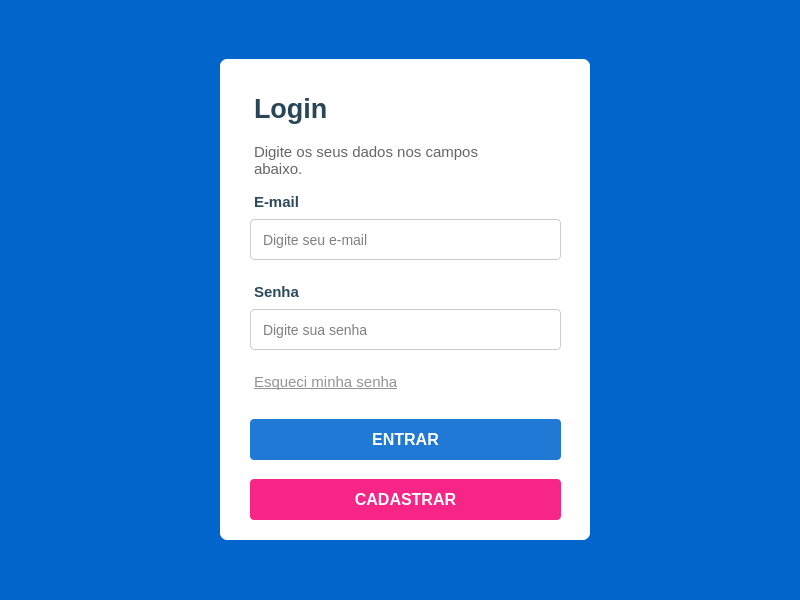
The window that gui/tela.ui (Theus021/cadastro_de_alunos) describes before a commit, drawn with Qt 5.
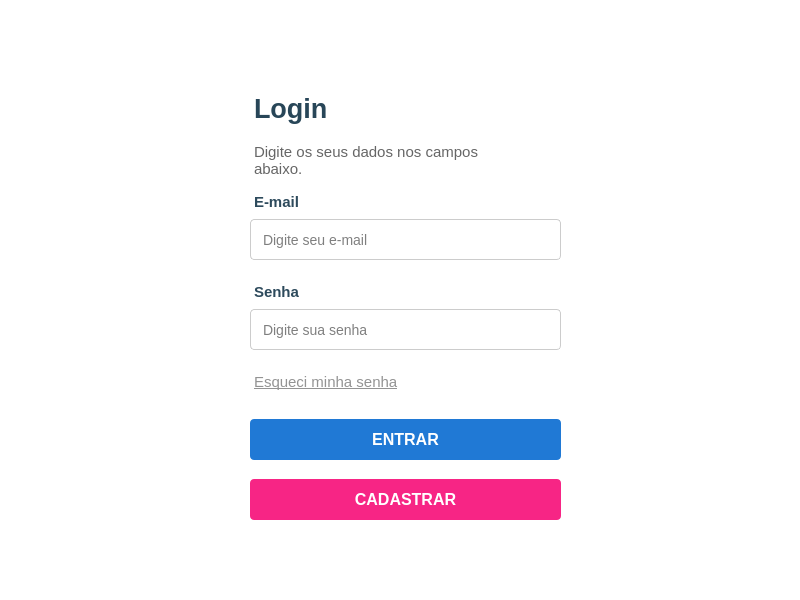
The same window after the commit. Icons and pictures are not drawn.

```diff
--- a/gui/tela.ui
+++ b/gui/tela.ui
@@ -21,7 +21,7 @@
   </property>
   <property name="styleSheet">
    <string notr="true">QDialog{
-background: #0265CB;
+background: #FFF;
 }</string>
   </property>
   <widget class="QFrame" name="frame">
@@ -366,6 +366,23 @@
    <zorder>senha_div</zorder>
    <zorder>senha_icon</zorder>
   </widget>
+  <widget class="QWidget" name="background_blue" native="true">
+   <property name="geometry">
+    <rect>
+     <x>10</x>
+     <y>0</y>
+     <width>800</width>
+     <height>600</height>
+    </rect>
+   </property>
+   <property name="styleSheet">
+    <string notr="true">QWidget{
+background:#FFF; 
+}</string>
+   </property>
+  </widget>
+  <zorder>background_blue</zorder>
+  <zorder>frame</zorder>
  </widget>
  <resources>
   <include location="assets/login_ui/login.qrc"/>
```
Left out of the diff: 4 changed lines with no effect on the pictures.
